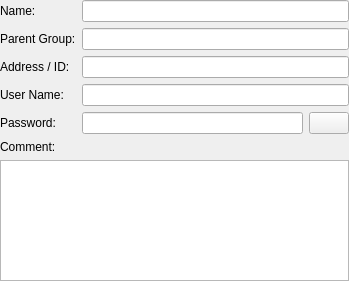
First picture: the form in source/console/computer_dialog_general.ui, repository dchapyshev/aspia, before the edit.
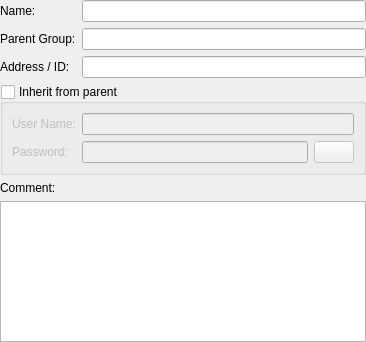
Second picture: the form after the edit. Icons and pictures are not drawn.

```diff
--- a/source/console/computer_dialog_general.ui
+++ b/source/console/computer_dialog_general.ui
@@ -6,17 +6,14 @@
    <rect>
     <x>0</x>
     <y>0</y>
-    <width>349</width>
-    <height>281</height>
+    <width>366</width>
+    <height>342</height>
    </rect>
   </property>
   <property name="windowTitle">
    <string/>
   </property>
   <layout class="QVBoxLayout" name="verticalLayout">
-   <property name="spacing">
-    <number>6</number>
-   </property>
    <property name="leftMargin">
     <number>0</number>
    </property>
@@ -30,7 +27,7 @@
     <number>0</number>
    </property>
    <item>
-    <layout class="QFormLayout" name="formLayout">
+    <layout class="QFormLayout" name="formLayout_2">
      <item row="0" column="0">
       <widget class="QLabel" name="label_name">
        <property name="text">
@@ -76,28 +73,42 @@
        </property>
       </widget>
      </item>
-     <item row="3" column="0">
+    </layout>
+   </item>
+   <item>
+    <widget class="QGroupBox" name="groupbox_inherit_creds">
+     <property name="title">
+      <string>Inherit from parent</string>
+     </property>
+     <property name="checkable">
+      <bool>true</bool>
+     </property>
+     <property name="checked">
+      <bool>false</bool>
+     </property>
+     <layout class="QFormLayout" name="formLayout">
+      <item row="0" column="0">
       <widget class="QLabel" name="label_username">
        <property name="text">
         <string>User Name:</string>
        </property>
       </widget>
      </item>
-     <item row="3" column="1">
+      <item row="0" column="1">
       <widget class="QLineEdit" name="edit_username">
        <property name="maxLength">
         <number>64</number>
        </property>
       </widget>
      </item>
-     <item row="4" column="0">
+      <item row="1" column="0">
       <widget class="QLabel" name="label_password">
        <property name="text">
         <string>Password:</string>
        </property>
       </widget>
      </item>
-     <item row="4" column="1">
+      <item row="1" column="1">
       <layout class="QHBoxLayout" name="horizontalLayout_2">
        <item>
         <widget class="QLineEdit" name="edit_password">
@@ -132,6 +143,7 @@
       </layout>
      </item>
     </layout>
+    </widget>
    </item>
    <item>
     <layout class="QVBoxLayout" name="verticalLayout_3">
```
Lines whose indentation alone changed are shown as unchanged.
